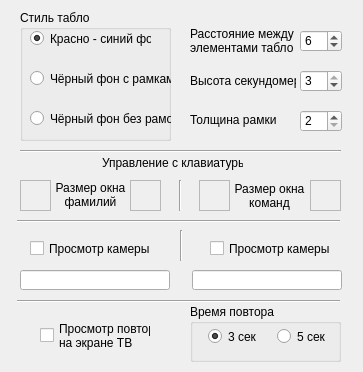
Qt form FormView.ui (zak2791/Tabloh2H) before a commit.
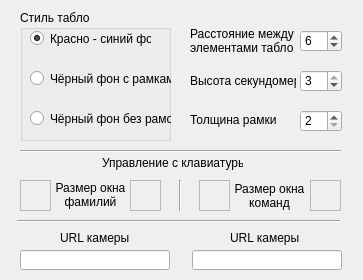
The same form after that commit. Icons and pictures are not drawn.

Patch:
```diff
--- a/FormView.ui
+++ b/FormView.ui
@@ -13,7 +13,7 @@
     <x>0</x>
     <y>0</y>
     <width>363</width>
-    <height>372</height>
+    <height>280</height>
    </rect>
   </property>
   <property name="sizePolicy">
@@ -25,7 +25,7 @@
   <property name="minimumSize">
    <size>
     <width>363</width>
-    <height>372</height>
+    <height>280</height>
    </size>
   </property>
   <property name="maximumSize">
@@ -394,50 +394,11 @@
     <enum>Qt::Horizontal</enum>
    </property>
   </widget>
-  <widget class="QCheckBox" name="cbCam1">
-   <property name="geometry">
-    <rect>
-     <x>30</x>
-     <y>240</y>
-     <width>121</width>
-     <height>17</height>
-    </rect>
-   </property>
-   <property name="text">
-    <string>Просмотр камеры 1</string>
-   </property>
-  </widget>
-  <widget class="QCheckBox" name="cbCam2">
-   <property name="geometry">
-    <rect>
-     <x>210</x>
-     <y>240</y>
-     <width>121</width>
-     <height>17</height>
-    </rect>
-   </property>
-   <property name="text">
-    <string>Просмотр камеры 2</string>
-   </property>
-  </widget>
-  <widget class="Line" name="line_4">
-   <property name="geometry">
-    <rect>
-     <x>180</x>
-     <y>230</y>
-     <width>3</width>
-     <height>31</height>
-    </rect>
-   </property>
-   <property name="orientation">
-    <enum>Qt::Vertical</enum>
-   </property>
-  </widget>
   <widget class="QLineEdit" name="leCam1">
    <property name="geometry">
     <rect>
      <x>20</x>
-     <y>270</y>
+     <y>250</y>
      <width>150</width>
      <height>20</height>
     </rect>
@@ -447,81 +408,38 @@
    <property name="geometry">
     <rect>
      <x>192</x>
-     <y>270</y>
+     <y>250</y>
      <width>150</width>
      <height>20</height>
     </rect>
    </property>
   </widget>
-  <widget class="Line" name="line_5">
+  <widget class="QLabel" name="label_8">
    <property name="geometry">
     <rect>
-     <x>17</x>
-     <y>291</y>
-     <width>323</width>
-     <height>20</height>
+     <x>60</x>
+     <y>230</y>
+     <width>71</width>
+     <height>16</height>
     </rect>
    </property>
-   <property name="orientation">
-    <enum>Qt::Horizontal</enum>
+   <property name="text">
+    <string>URL камеры 1</string>
    </property>
   </widget>
-  <widget class="QCheckBox" name="cbReplay">
+  <widget class="QLabel" name="label_9">
    <property name="geometry">
     <rect>
-     <x>40</x>
-     <y>320</y>
-     <width>111</width>
-     <height>31</height>
+     <x>230</x>
+     <y>230</y>
+     <width>71</width>
+     <height>16</height>
     </rect>
    </property>
    <property name="text">
-    <string>Просмотр повтора
-на экране ТВ</string>
+    <string>URL камеры 2</string>
    </property>
   </widget>
-  <widget class="QGroupBox" name="groupBox_2">
-   <property name="geometry">
-    <rect>
-     <x>190</x>
-     <y>304</y>
-     <width>151</width>
-     <height>58</height>
-    </rect>
-   </property>
-   <property name="title">
-    <string>Время повтора</string>
-   </property>
-   <widget class="QRadioButton" name="rb3s">
-    <property name="geometry">
-     <rect>
-      <x>18</x>
-      <y>24</y>
-      <width>51</width>
-      <height>17</height>
-     </rect>
-    </property>
-    <property name="text">
-     <string>3 сек</string>
-    </property>
-    <property name="checked">
-     <bool>true</bool>
-    </property>
-   </widget>
-   <widget class="QRadioButton" name="rb5s">
-    <property name="geometry">
-     <rect>
-      <x>87</x>
-      <y>24</y>
-      <width>51</width>
-      <height>17</height>
-     </rect>
-    </property>
-    <property name="text">
-     <string>5 сек</string>
-    </property>
-   </widget>
-  </widget>
  </widget>
  <resources/>
  <connections>
```
